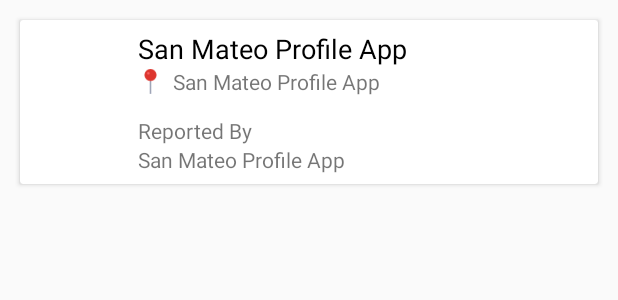
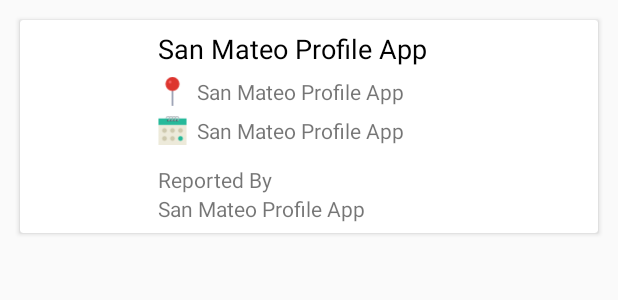
Before and after one commit to LeBronoMars/sanmateo_android, an Android app: the layout row_incident.xml on its own in the app's theme, with its tools: preview values and no code run, on a phone screen of 412 x 824 dp. Shown: the top 300 px of the screen. Run offline under Robolectric (Android 15) with nearby library versions, the light colour scheme and no system bars.

Commit message:
Added display for incident date reported and time ago

```diff
--- a/app/build.gradle
+++ b/app/build.gradle
@@ -46,6 +46,7 @@ dependencies {
     compile 'com.pusher:pusher-java-client:0.3.3'
     compile 'com.squareup:otto:1.3.8'
     compile 'de.hdodenhof:circleimageview:2.0.0'
+    compile 'org.ocpsoft.prettytime:prettytime:4.0.1.Final'
     compile ('cn.trinea.android.view.autoscrollviewpager:android-auto-scroll-view-pager:1.1.2') {
         exclude module: 'support-v4'
     }
--- a/app/src/main/res/layout/row_incident.xml
+++ b/app/src/main/res/layout/row_incident.xml
@@ -27,13 +27,14 @@
             android:layout_width="@dimen/_50sdp"
             android:layout_height="@dimen/_50sdp"
             android:layout_alignParentLeft="true"
+            android:layout_marginLeft="@dimen/_5sdp"
             android:layout_below="@id/rvImages" />
 
         <LinearLayout
             android:layout_width="match_parent"
             android:layout_height="wrap_content"
             android:layout_below="@id/rvImages"
-            android:layout_marginLeft="@dimen/_5sdp"
+            android:layout_marginLeft="@dimen/_10sdp"
             android:layout_toRightOf="@id/civReporterImage"
             android:orientation="vertical">
 
@@ -46,20 +47,43 @@
                 android:textColor="@android:color/black"
                 android:textSize="@dimen/_14sdp" />
 
+            <!-- incident location -->
             <LinearLayout
                 android:layout_width="match_parent"
                 android:layout_height="wrap_content"
+                android:layout_marginTop="@dimen/_5sdp"
                 android:gravity="center_vertical"
                 android:orientation="horizontal">
 
                 <ImageView
-                    android:layout_width="@dimen/_13sdp"
-                    android:layout_height="@dimen/_13sdp"
+                    android:layout_width="@dimen/_15sdp"
+                    android:layout_height="@dimen/_15sdp"
                     android:layout_marginRight="@dimen/_5sdp"
                     android:src="@drawable/pin"/>
 
                 <TextView
                     android:id="@+id/tvAddress"
+                    android:layout_width="match_parent"
+                    android:layout_height="wrap_content"
+                    android:text="@string/app_name" />
+            </LinearLayout>
+
+            <!-- date of incident -->
+            <LinearLayout
+                android:layout_width="match_parent"
+                android:layout_height="wrap_content"
+                android:gravity="center_vertical"
+                android:layout_marginTop="@dimen/_5sdp"
+                android:orientation="horizontal">
+
+                <ImageView
+                    android:layout_width="@dimen/_15sdp"
+                    android:layout_height="@dimen/_15sdp"
+                    android:layout_marginRight="@dimen/_5sdp"
+                    android:src="@drawable/calendar"/>
+
+                <TextView
+                    android:id="@+id/tvDateReported"
                     android:layout_width="match_parent"
                     android:layout_height="wrap_content"
                     android:text="@string/app_name" />
```
Also changed, not shown: app/src/main/java/sanmateo/avinnovz/com/sanmateoprofile/activities/BaseActivity.java (+11 -0 lines), app/src/main/java/sanmateo/avinnovz/com/sanmateoprofile/adapters/IncidentsAdapter.java (+17 -0 lines), app/src/main/res/drawable/calendar.png (added).
